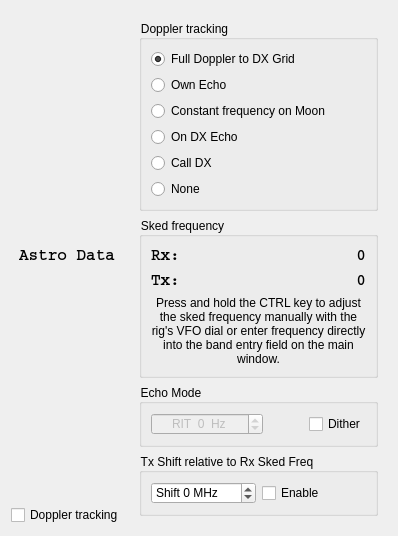
The window that widgets/astro.ui (uaro-radio/wsjtx) describes before a commit, drawn with Qt 5.
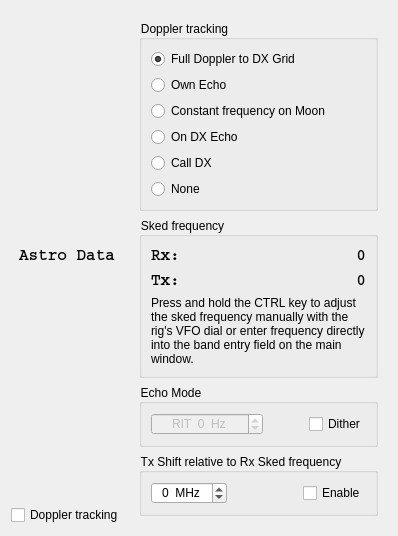
The same window after the commit.

Commit message: Polish a few layout details for the Astro window.

```diff
--- a/widgets/astro.ui
+++ b/widgets/astro.ui
@@ -192,7 +192,7 @@
             <enum>Qt::AutoText</enum>
            </property>
            <property name="alignment">
-            <set>Qt::AlignCenter</set>
+            <set>Qt::AlignLeading|Qt::AlignLeft|Qt::AlignVCenter</set>
            </property>
            <property name="wordWrap">
             <bool>true</bool>
@@ -269,7 +269,7 @@
       <item>
        <widget class="QGroupBox" name="groupBox_4">
         <property name="title">
-         <string>Tx Shift relative to Rx Sked Freq</string>
+         <string>Tx Shift relative to Rx Sked frequency</string>
         </property>
         <layout class="QHBoxLayout" name="horizontalLayout_4">
          <item>
@@ -277,11 +277,14 @@
            <property name="toolTip">
             <string>Enter large offset</string>
            </property>
+           <property name="alignment">
+            <set>Qt::AlignCenter</set>
+           </property>
            <property name="suffix">
-            <string> MHz</string>
+            <string>  MHz</string>
            </property>
            <property name="prefix">
-            <string>Shift </string>
+            <string/>
            </property>
            <property name="minimum">
             <number>-30</number>
@@ -297,6 +300,19 @@
            </property>
           </widget>
          </item>
+         <item>
+          <spacer name="horizontalSpacer_2">
+           <property name="orientation">
+            <enum>Qt::Horizontal</enum>
+           </property>
+           <property name="sizeHint" stdset="0">
+            <size>
+             <width>40</width>
+             <height>20</height>
+            </size>
+           </property>
+          </spacer>
+         </item>
          <item>
           <widget class="QCheckBox" name="cbEnableShift">
            <property name="enabled">
```
